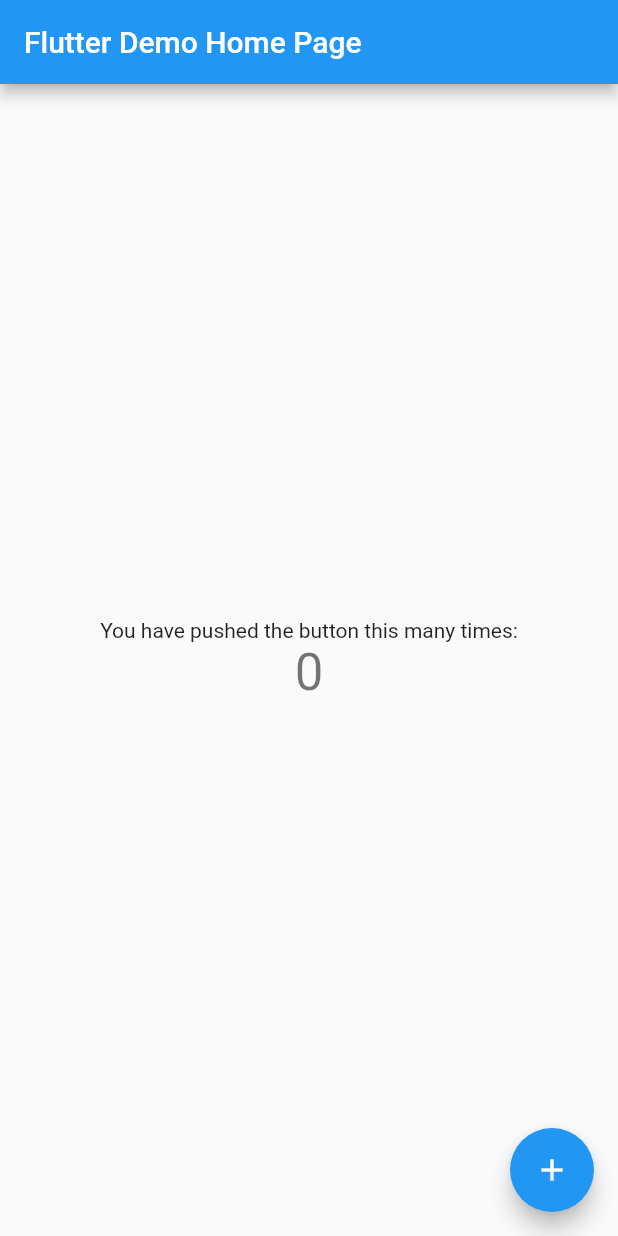
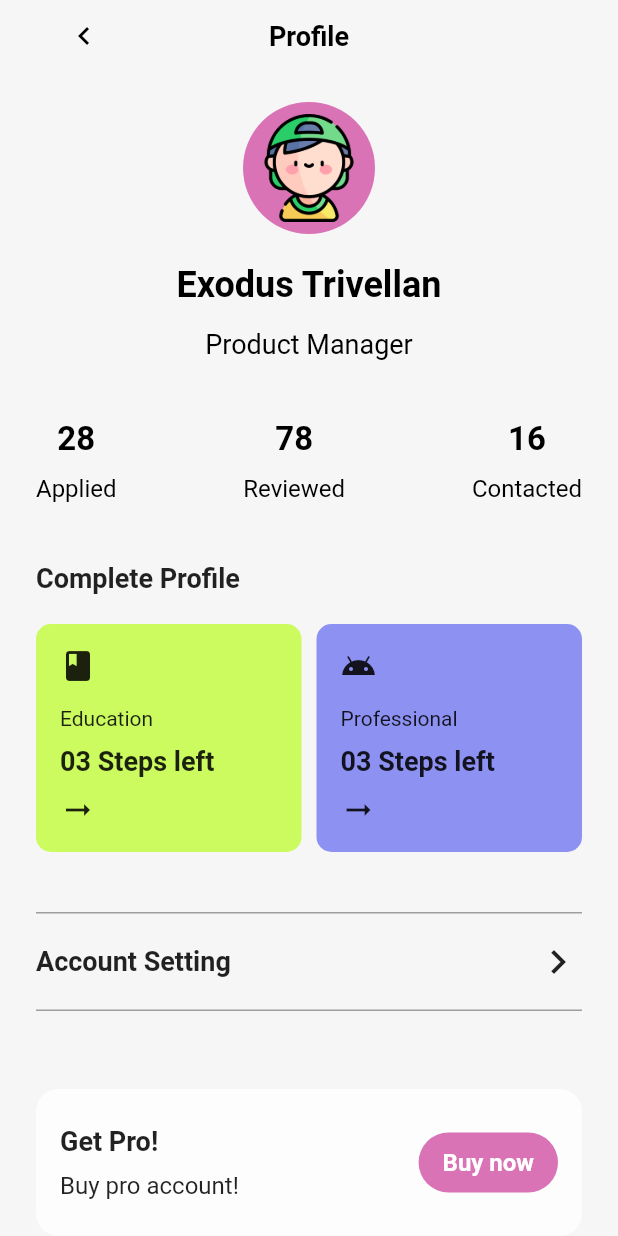
Before and after one commit to JamigliDev/ProfileViews, a Flutter app: the screen it shows after launch, on a phone screen of 412 x 824 dp. Run offline on Flutter 3.47's test engine with Material 2 defaults, Android fonts, the phone set to English and light mode, and no system bars.

Commit message:
dribbble inspo 1

```diff
--- /dev/null
+++ b/lib/common_widgets/card_profile.dart
@@ -0,0 +1,47 @@
+import 'package:flutter/material.dart';
+
+import '../utils/constants.dart';
+
+class CardProfile extends StatelessWidget {
+  final int color;
+  final String title;
+  final String subtitle;
+  final Icon icon;
+  const CardProfile(
+      {Key? key,
+      required this.icon,
+      required this.title,
+      required this.subtitle,
+      required this.color})
+      : super(key: key);
+
+  @override
+  Widget build(BuildContext context) {
+    return Expanded(
+      child: Container(
+        decoration: BoxDecoration(
+            borderRadius: BorderRadius.circular(10.0), color: Color(color)),
+        padding: const EdgeInsets.all(16.0),
+        child: Column(
+          crossAxisAlignment: CrossAxisAlignment.start,
+          children: [
+            icon,
+            separator15V,
+            Text(
+              title,
+              style: const TextStyle(fontSize: 14.0),
+            ),
+            separator10V,
+            Text(
+              subtitle,
+              style:
+                  const TextStyle(fontSize: 18.0, fontWeight: FontWeight.bold),
+            ),
+            separator10V,
+            const Icon(Icons.arrow_right_alt)
+          ],
+        ),
+      ),
+    );
+  }
+}
--- /dev/null
+++ b/lib/common_widgets/info_profile.dart
@@ -0,0 +1,27 @@
+import 'package:flutter/material.dart';
+
+import '../utils/constants.dart';
+
+class InfoProfile extends StatelessWidget {
+  final String title;
+  final String subtitle;
+  const InfoProfile({Key? key, required this.title, required this.subtitle})
+      : super(key: key);
+
+  @override
+  Widget build(BuildContext context) {
+    return Column(
+      crossAxisAlignment: CrossAxisAlignment.center,
+      children: [
+        Text(
+          title,
+          style: const TextStyle(
+              color: Colors.black, fontWeight: FontWeight.bold, fontSize: 22.0),
+        ),
+        separator10V,
+        Text(subtitle,
+            style: const TextStyle(color: Colors.black, fontSize: 16.0))
+      ],
+    );
+  }
+}
--- a/lib/main.dart
+++ b/lib/main.dart
@@ -1,4 +1,6 @@
 import 'package:flutter/material.dart';
+import 'package:profile_views/pages/profileViewDribble1/profileDribbble1.dart';
+import 'package:profile_views/utils/constants.dart';
 
 void main() {
   runApp(const MyApp());
@@ -11,105 +13,12 @@
   @override
   Widget build(BuildContext context) {
     return MaterialApp(
-      title: 'Flutter Demo',
+      title: 'Profile Views',
+      debugShowCheckedModeBanner: false,
       theme: ThemeData(
-        // This is the theme of your application.
-        //
-        // Try running your application with "flutter run". You'll see the
-        // application has a blue toolbar. Then, without quitting the app, try
-        // changing the primarySwatch below to Colors.green and then invoke
-        // "hot reload" (press "r" in the console where you ran "flutter run",
-        // or simply save your changes to "hot reload" in a Flutter IDE).
-        // Notice that the counter didn't reset back to zero; the application
-        // is not restarted.
-        primarySwatch: Colors.blue,
-      ),
-      home: const MyHomePage(title: 'Flutter Demo Home Page'),
+          primaryColor: const Color(primary),
+          scaffoldBackgroundColor: const Color(bgColor)),
+      home: const ProfileDribbble1(),
     );
   }
 }
-
-class MyHomePage extends StatefulWidget {
-  const MyHomePage({super.key, required this.title});
-
-  // This widget is the home page of your application. It is stateful, meaning
-  // that it has a State object (defined below) that contains fields that affect
-  // how it looks.
-
-  // This class is the configuration for the state. It holds the values (in this
-  // case the title) provided by the parent (in this case the App widget) and
-  // used by the build method of the State. Fields in a Widget subclass are
-  // always marked "final".
-
-  final String title;
-
-  @override
-  State<MyHomePage> createState() => _MyHomePageState();
-}
-
-class _MyHomePageState extends State<MyHomePage> {
-  int _counter = 0;
-
-  void _incrementCounter() {
-    setState(() {
-      // This call to setState tells the Flutter framework that something has
-      // changed in this State, which causes it to rerun the build method below
-      // so that the display can reflect the updated values. If we changed
-      // _counter without calling setState(), then the build method would not be
-      // called again, and so nothing would appear to happen.
-      _counter++;
-    });
-  }
-
-  @override
-  Widget build(BuildContext context) {
-    // This method is rerun every time setState is called, for instance as done
-    // by the _incrementCounter method above.
-    //
-    // The Flutter framework has been optimized to make rerunning build methods
-    // fast, so that you can just rebuild anything that needs updating rather
-    // than having to individually change instances of widgets.
-    return Scaffold(
-      appBar: AppBar(
-        // Here we take the value from the MyHomePage object that was created by
-        // the App.build method, and use it to set our appbar title.
-        title: Text(widget.title),
-      ),
-      body: Center(
-        // Center is a layout widget. It takes a single child and positions it
-        // in the middle of the parent.
-        child: Column(
-          // Column is also a layout widget. It takes a list of children and
-          // arranges them vertically. By default, it sizes itself to fit its
-          // children horizontally, and tries to be as tall as its parent.
-          //
-          // Invoke "debug painting" (press "p" in the console, choose the
-          // "Toggle Debug Paint" action from the Flutter Inspector in Android
-          // Studio, or the "Toggle Debug Paint" command in Visual Studio Code)
-          // to see the wireframe for each widget.
-          //
-          // Column has various properties to control how it sizes itself and
-          // how it positions its children. Here we use mainAxisAlignment to
-          // center the children vertically; the main axis here is the vertical
-          // axis because Columns are vertical (the cross axis would be
-          // horizontal).
-          mainAxisAlignment: MainAxisAlignment.center,
-          children: <Widget>[
-            const Text(
-              'You have pushed the button this many times:',
-            ),
-            Text(
-              '$_counter',
-              style: Theme.of(context).textTheme.headlineMedium,
-            ),
-          ],
-        ),
-      ),
-      floatingActionButton: FloatingActionButton(
-        onPressed: _incrementCounter,
-        tooltip: 'Increment',
-        child: const Icon(Icons.add),
-      ), // This trailing comma makes auto-formatting nicer for build methods.
-    );
-  }
-}
--- /dev/null
+++ b/lib/pages/profileViewDribble1/profileDribbble1.dart
@@ -0,0 +1,174 @@
+import 'package:flutter/material.dart';
+import 'package:profile_views/common_widgets/card_profile.dart';
+import 'package:profile_views/common_widgets/info_profile.dart';
+import 'package:profile_views/utils/constants.dart';
+
+class ProfileDribbble1 extends StatefulWidget {
+  const ProfileDribbble1({Key? key}) : super(key: key);
+
+  @override
+  _ProfileDribbble1State createState() => _ProfileDribbble1State();
+}
+
+class _ProfileDribbble1State extends State<ProfileDribbble1> {
+  @override
+  Widget build(BuildContext context) {
+    return Scaffold(
+      body: SafeArea(
+        child: Padding(
+          padding: const EdgeInsets.symmetric(horizontal: 24.0),
+          child: Column(
+            crossAxisAlignment: CrossAxisAlignment.center,
+            children: [
+              // AppBar
+              Stack(
+                alignment: AlignmentDirectional.center,
+                children: [
+                  Align(
+                    alignment: Alignment.centerLeft,
+                    child: TextButton(
+                        onPressed: () {},
+                        child: const Icon(
+                          Icons.chevron_left,
+                          color: Colors.black,
+                        )),
+                  ),
+                  const Text(
+                    "Profile",
+                    style: TextStyle(
+                        color: Colors.black,
+                        fontWeight: FontWeight.bold,
+                        fontSize: 18.0),
+                  )
+                ],
+              ),
+              separator20V,
+              CircleAvatar(
+                radius: 44.0,
+                backgroundColor: Color(primary),
+                child: Padding(
+                  padding: const EdgeInsets.all(8.0),
+                  child: Image.asset("assets/images/avatar1.png"),
+                ),
+              ),
+              separator20V,
+              const Text(
+                "Exodus Trivellan",
+                style: TextStyle(
+                    color: Colors.black,
+                    fontWeight: FontWeight.bold,
+                    fontSize: 24.0),
+              ),
+              separator15V,
+              const Text(
+                "Product Manager",
+                style: TextStyle(color: Colors.black, fontSize: 18.0),
+              ),
+              separator40V,
+              Row(
+                mainAxisAlignment: MainAxisAlignment.spaceBetween,
+                children: const [
+                  InfoProfile(
+                    title: "28",
+                    subtitle: "Applied",
+                  ),
+                  InfoProfile(
+                    title: "78",
+                    subtitle: "Reviewed",
+                  ),
+                  InfoProfile(
+                    title: "16",
+                    subtitle: "Contacted",
+                  )
+                ],
+              ),
+              separator40V,
+              const Align(
+                alignment: Alignment.topLeft,
+                child: Text(
+                  "Complete Profile",
+                  style: TextStyle(fontWeight: FontWeight.bold, fontSize: 18.0),
+                ),
+              ),
+              separator20V,
+              Row(
+                children: const [
+                  CardProfile(
+                      icon: Icon(Icons.book),
+                      title: "Education",
+                      subtitle: "03 Steps left",
+                      color: cardGreen),
+                  SizedBox(
+                    width: 10.0,
+                  ),
+                  CardProfile(
+                      icon: Icon(Icons.android),
+                      title: "Professional",
+                      subtitle: "03 Steps left",
+                      color: cardPurple),
+                ],
+              ),
+              separator40V,
+              Container(
+                padding: const EdgeInsets.symmetric(vertical: 16.0),
+                decoration: const BoxDecoration(
+                    border: Border.symmetric(
+                        horizontal: BorderSide(color: Colors.grey))),
+                child: Row(
+                  mainAxisAlignment: MainAxisAlignment.spaceBetween,
+                  children: const [
+                    Text(
+                      "Account Setting",
+                      style: TextStyle(
+                          fontSize: 18.0, fontWeight: FontWeight.bold),
+                    ),
+                    Icon(
+                      Icons.chevron_right,
+                      size: 32.0,
+                    )
+                  ],
+                ),
+              ),
+              Spacer(),
+              // Get pro Banner :P
+              Container(
+                width: double.infinity,
+                padding: const EdgeInsets.symmetric(
+                    horizontal: 16.0, vertical: 24.0),
+                decoration: BoxDecoration(
+                    borderRadius: BorderRadius.circular(15.0),
+                    color: Color(bgPro)),
+                child: Row(
+                  mainAxisAlignment: MainAxisAlignment.spaceBetween,
+                  children: [
+                    Column(
+                      crossAxisAlignment: CrossAxisAlignment.start,
+                      children: const [
+                        Text("Get Pro!",
+                            style: TextStyle(
+                                fontWeight: FontWeight.bold, fontSize: 18.0)),
+                        separator10V,
+                        Text("Buy pro account!",
+                            style: TextStyle(fontSize: 16.0))
+                      ],
+                    ),
+                    FilledButton(
+                        style: ButtonStyle(
+                            backgroundColor: MaterialStateProperty.all(
+                                const Color(primary))),
+                        onPressed: () {},
+                        child: const Text(
+                          "Buy now",
+                          style: TextStyle(
+                              fontWeight: FontWeight.bold, fontSize: 16.0),
+                        ))
+                  ],
+                ),
+              )
+            ],
+          ),
+        ),
+      ),
+    );
+  }
+}
--- /dev/null
+++ b/lib/utils/constants.dart
@@ -0,0 +1,14 @@
+import 'dart:core';
+
+import 'package:flutter/material.dart';
+
+const int bgColor = 0xFFF6F6F6;
+const int primary = 0xFFD973B5;
+const int cardPurple = 0xFF8D92F2;
+const int cardGreen = 0xFFCBFB5F;
+const int bgPro = 0xFFFDFDFD;
+
+const separator40V = SizedBox(height: 40.0);
+const separator20V = SizedBox(height: 20.0);
+const separator15V = SizedBox(height: 15.0);
+const separator10V = SizedBox(height: 10.0);
--- a/pubspec.yaml
+++ b/pubspec.yaml
@@ -59,8 +59,8 @@
   uses-material-design: true
 
   # To add assets to your application, add an assets section, like this:
-  # assets:
-  #   - images/a_dot_burr.jpeg
+  assets:
+   - assets/images/
   #   - images/a_dot_ham.jpeg
 
   # An image asset can refer to one or more resolution-specific "variants", see
```
Also changed, not shown: assets/images/avatar1.png (added).
